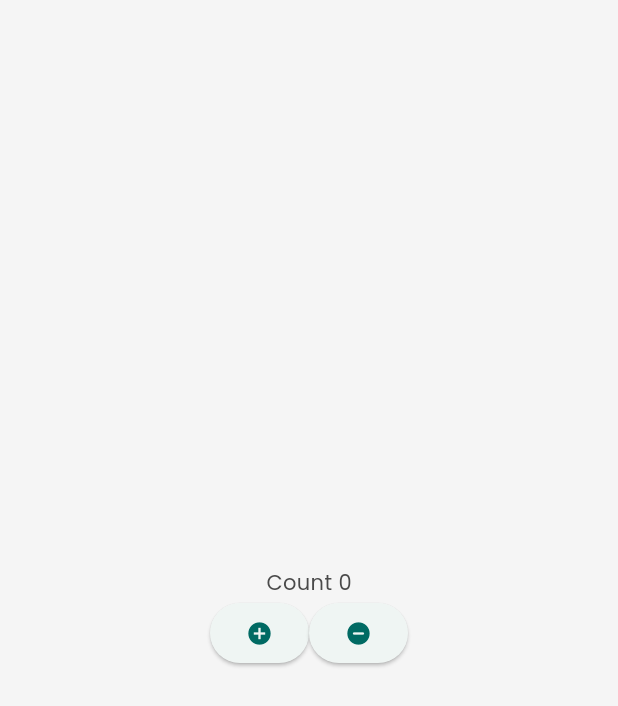
After one commit to Davidciro-333/to_do_list, a Flutter app: the CounterPage screen opened directly, after a tap on the "add circle" icon, after a tap on the "do not disturb on" icon, on a phone screen of 412 x 824 dp. The commit adds this screen. Shown: the top 706 px of the screen. Run offline on Flutter 3.47's test engine with Material 3 defaults, Android fonts, the phone set to English and light mode, and no system bars.

Commit message:
CounterPage created and done.

```diff
--- a/lib/app/app.dart
+++ b/lib/app/app.dart
@@ -1,4 +1,5 @@
 import 'package:flutter/material.dart';
+//import 'package:to_do_list/app/view/counter/counter_page.dart';
 import 'package:to_do_list/app/view/splash/splash_page.dart';
 
 class MyApp extends StatelessWidget {
--- /dev/null
+++ b/lib/app/view/counter/counter_page.dart
@@ -0,0 +1,54 @@
+import 'package:flutter/material.dart';
+
+class CounterPage extends StatefulWidget {
+  const CounterPage({super.key});
+
+  @override
+  State<CounterPage> createState() => _CounterPageState();
+}
+
+class _CounterPageState extends State<CounterPage> {
+  int _counter = 0;
+
+  @override
+  Widget build(BuildContext context) {
+    return Scaffold(
+      body: Center(
+        child: Column(
+          mainAxisAlignment: MainAxisAlignment.center,
+          children: [
+            Text('Count $_counter'),
+            Row(
+              mainAxisAlignment: MainAxisAlignment.center,
+              children: [
+
+                ElevatedButton(
+                  onPressed: () {
+                    setState(() {
+                      if (_counter < 10) {
+                        _counter++;
+                      }
+
+                    });
+                  },
+                  child: const Icon(Icons.add_circle),
+                ),
+                ElevatedButton(
+                  onPressed: () {
+                    setState(() {
+                      if (_counter > 0) {
+                        _counter--;
+                      }
+                    });
+                  },
+                  //child: const Icon(Icons.exposure_minus_1_rounded),
+                  child: const Icon(Icons.do_not_disturb_on_rounded),
+                )
+              ],
+            ),
+          ],
+        ),
+      ),
+    );
+  }
+}
```
Also changed, not shown: lib/app/view/task_list/task_list_page.dart (+12 -15 lines).
